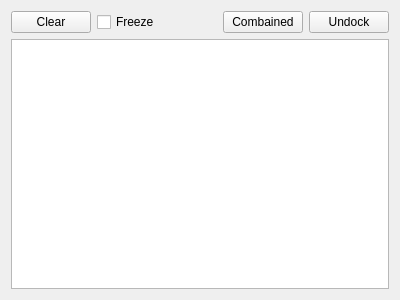
GENIVI/CANdevStudio, file src/components/canrawview/canrawview.ui: the form before one commit.
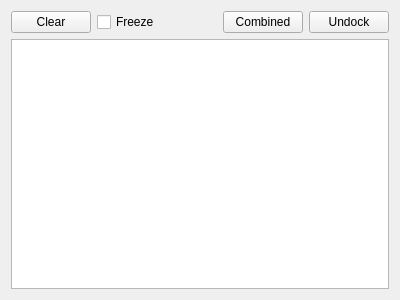
The form after the commit.

```diff
--- a/src/components/canrawview/canrawview.ui
+++ b/src/components/canrawview/canrawview.ui
@@ -58,7 +58,7 @@
      <item>
       <widget class="QPushButton" name="pbToggleFilter">
        <property name="text">
-        <string>Combained</string>
+        <string>Combined</string>
        </property>
        <property name="checkable">
         <bool>true</bool>
```
